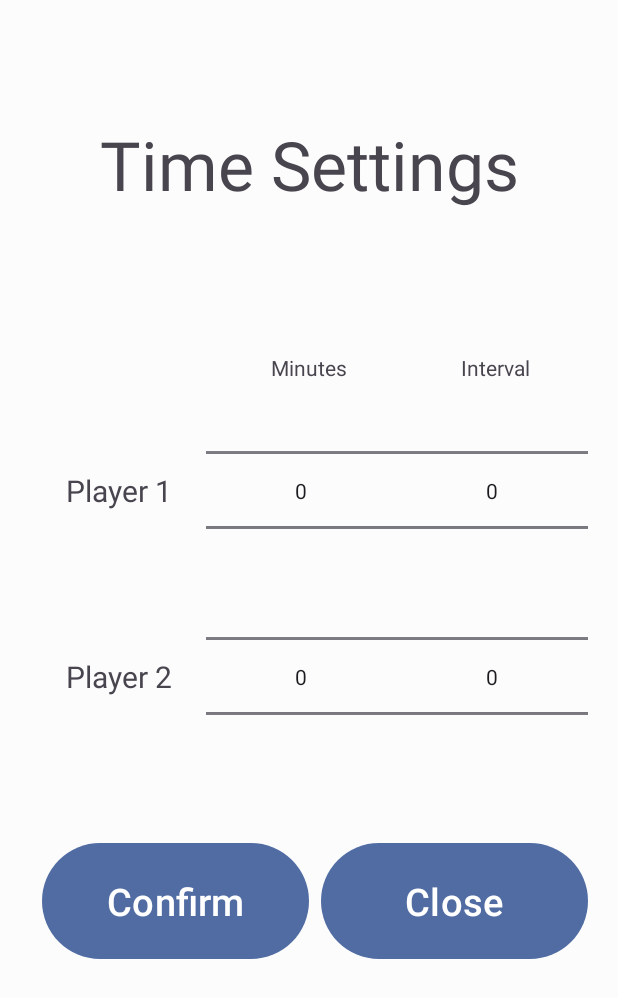
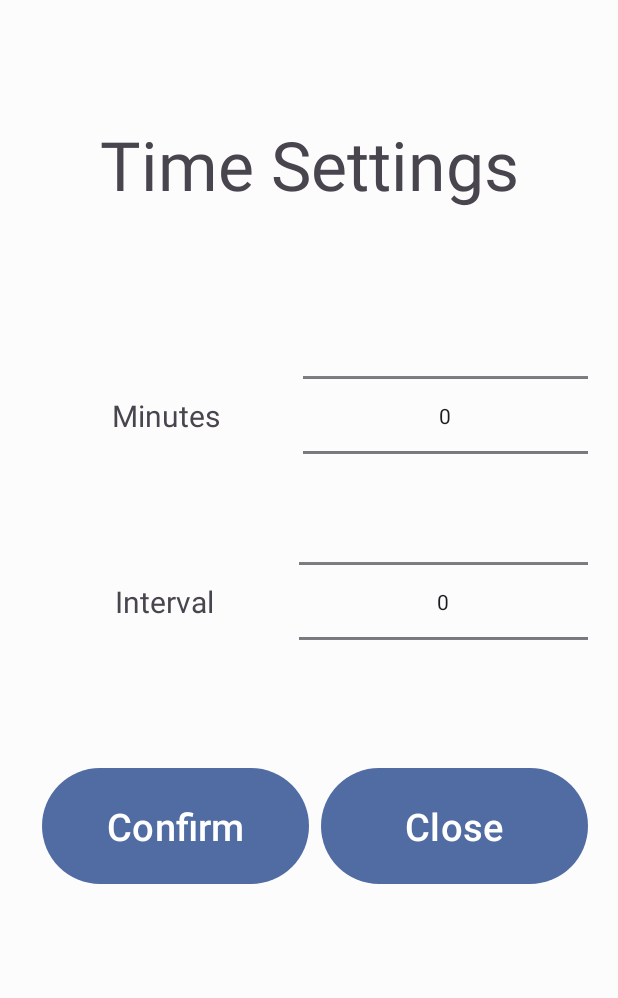
Before and after one commit to candlehand/coffeehouse, an Android app: the screen it shows after launch (MainActivity), in the side drawer, after a tap on "Settings", on a phone screen of 412 x 824 dp. Shown: the top 998 px of the screen. Run offline under Robolectric (Android 15) with nearby library versions, the phone set to English and light mode, and no system bars.

Commit message:
Updated menu design

```diff
--- a/coffeehouse/app/src/main/java/com/weatherly/coffeehouse/SetTimeFragment.kt
+++ b/coffeehouse/app/src/main/java/com/weatherly/coffeehouse/SetTimeFragment.kt
@@ -15,9 +15,7 @@ import android.view.View
 import android.view.ViewGroup
 import android.widget.Button
 import android.widget.NumberPicker
-import androidx.appcompat.app.AppCompatActivity
 import androidx.fragment.app.Fragment
-import androidx.fragment.app.FragmentActivity
 import androidx.fragment.app.FragmentTransaction
 
 // TODO: Rename parameter arguments, choose names that match
@@ -44,11 +42,11 @@ class SetTimeFragment : Fragment() {
     ): View? {
         // Inflate the layout for this fragment, assign to variable
         val setTimeView = inflater.inflate(R.layout.fragment_set_time, container, false)
+
         // assign number pickers to variables
-        val minutePicker1 = setTimeView.findViewById<NumberPicker>(R.id.minute_entry1)
-        val intervalPicker1 = setTimeView.findViewById<NumberPicker>(R.id.interval_entry1)
-        val minutePicker2 = setTimeView.findViewById<NumberPicker>(R.id.minute_entry2)
-        val intervalPicker2 = setTimeView.findViewById<NumberPicker>(R.id.interval_entry2)
+        val minutePicker = setTimeView.findViewById<NumberPicker>(R.id.minute_entry)
+        val intervalPicker = setTimeView.findViewById<NumberPicker>(R.id.interval_entry)
+
 
         // assign buttons to variables
         val backButton = setTimeView.findViewById<Button>(R.id.back_button)
@@ -79,9 +77,9 @@ class SetTimeFragment : Fragment() {
 
     // called when confirm button is pressed
     private fun setTimers() {
-        // set clock1time = chosen amount
-        // set clock2time = chosen amount
-        // set interval = chosen amount
+        // set clock1time = minutePicker * 1000
+        // set clock2time = minutePicker * 1000
+        // set interval = amount in seconds
         // consider saving these in settings
     }
 
--- a/coffeehouse/app/src/main/res/layout/fragment_set_time.xml
+++ b/coffeehouse/app/src/main/res/layout/fragment_set_time.xml
@@ -29,29 +29,7 @@
             android:orientation="horizontal"
             android:paddingHorizontal="20dp"
             app:layout_constraintBottom_toTopOf="@+id/linearLayout1"
-            app:layout_constraintTop_toTopOf="parent">
-
-            <TextView
-                android:layout_width="0dp"
-                android:layout_height="50dp"
-                android:layout_weight="1"
-                android:gravity="center" />
-
-            <TextView
-                android:layout_width="0dp"
-                android:layout_height="50dp"
-                android:layout_weight="1"
-                android:gravity="center"
-                android:text="@string/minutes" />
-
-            <TextView
-                android:layout_width="0dp"
-                android:layout_height="50dp"
-                android:layout_weight="1"
-                android:gravity="center"
-                android:text="@string/interval" />
-
-        </LinearLayout>
+            app:layout_constraintTop_toTopOf="parent"/>
 
         <LinearLayout
             android:id="@+id/linearLayout1"
@@ -70,11 +48,11 @@
                 android:layout_weight="1"
                 android:gravity="center"
                 android:padding="10dp"
-                android:text="@string/timer1Text"
+                android:text="@string/minutes"
                 android:textSize="20sp" />
 
             <NumberPicker
-                android:id="@+id/minute_entry1"
+                android:id="@+id/minute_entry"
                 android:layout_width="100dp"
                 android:layout_height="114dp"
                 android:layout_gravity="center"
@@ -83,15 +61,6 @@
                 android:digits="0123456789."
                 android:inputType="numberDecimal" />
 
-            <NumberPicker
-                android:id="@+id/interval_entry1"
-                android:layout_width="100dp"
-                android:layout_height="114dp"
-                android:layout_gravity="center"
-                android:layout_weight="1"
-                android:background="?android:attr/detailsElementBackground"
-                android:digits="0123456789."
-                android:inputType="numberDecimal" />
         </LinearLayout>
 
         <LinearLayout
@@ -111,12 +80,12 @@
                 android:layout_weight="1"
                 android:gravity="center"
                 android:padding="10dp"
-                android:text="@string/timer2Text"
+                android:text="@string/interval"
                 android:textSize="20sp" />
 
 
             <NumberPicker
-                android:id="@+id/minute_entry2"
+                android:id="@+id/interval_entry"
                 android:layout_width="100dp"
                 android:layout_height="114dp"
                 android:layout_gravity="center"
@@ -125,15 +94,6 @@
                 android:digits="0123456789."
                 android:inputType="numberDecimal" />
 
-            <NumberPicker
-                android:id="@+id/interval_entry2"
-                android:layout_width="100dp"
-                android:layout_height="114dp"
-                android:layout_gravity="center"
-                android:layout_weight="1"
-                android:background="?android:attr/detailsElementBackground"
-                android:digits="0123456789."
-                android:inputType="numberDecimal" />
         </LinearLayout>
 
         <LinearLayout
```
